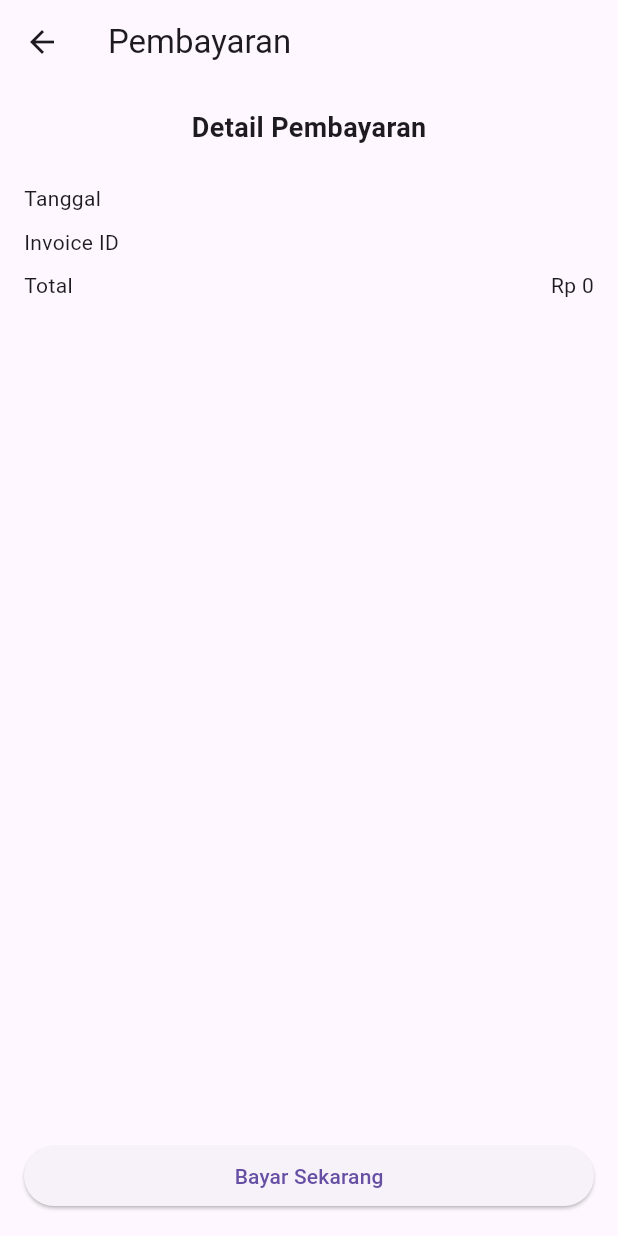
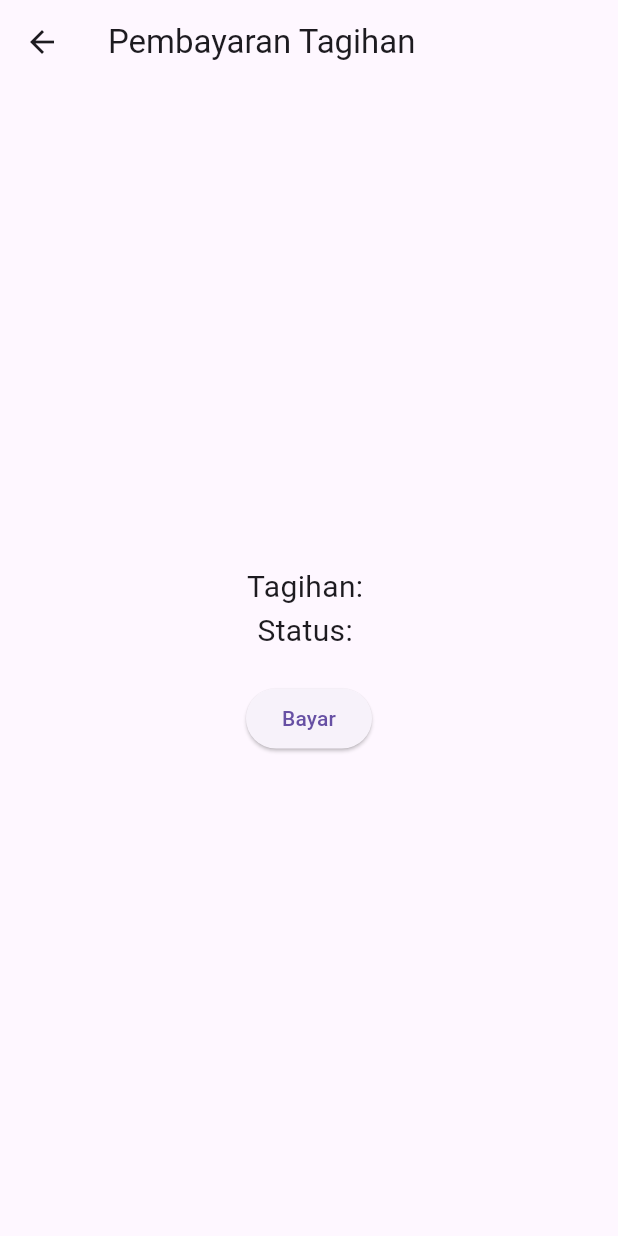
Before and after one commit to hendripaturaya/kelompok-3-project-2-mobile-liliknet, a Flutter app: the PembayaranScreen screen opened directly with empty values, on a phone screen of 412 x 824 dp. Run offline on Flutter 3.47's test engine with Material 3 defaults, Android fonts, the phone set to English and light mode, and no system bars; our stand-ins replace shared_preferences; accounts and stored records are empty; statements that could not run were skipped.

Commit message:
progres api

```diff
--- /dev/null
+++ b/lib/models/tagihan.dart
@@ -0,0 +1,25 @@
+class Tagihan {
+  final String id;
+  final String tanggal;
+  final String total;
+  final String status;
+  final String paket;  // Add the paket field
+
+  Tagihan({
+    required this.id,
+    required this.tanggal,
+    required this.total,
+    required this.status,
+    required this.paket,  // Include the paket field in the constructor
+  });
+
+  factory Tagihan.fromJson(Map<String, dynamic> json) {
+    return Tagihan(
+      id: json['id'].toString(),
+      tanggal: json['bulan'] + '-' + json['tahun'].toString(),
+      total: json['jumlah'].toString(),  // Ensure the total is a string
+      status: json['status'],
+      paket: json['paket'],  // Set paket field from API response
+    );
+  }
+}
--- a/lib/presentation/screens/pembayaran_screen.dart
+++ b/lib/presentation/screens/pembayaran_screen.dart
@@ -1,65 +1,30 @@
+// lib/screens/pembayaran_screen.dart
+
 import 'package:flutter/material.dart';
+import '../../../models/tagihan.dart';  // Pastikan model Tagihan diimport
 
 class PembayaranScreen extends StatelessWidget {
-  final Map<String, dynamic> tagihan;
+  final Tagihan tagihan;  // Parameter tagihan
 
-  const PembayaranScreen({super.key, required this.tagihan});
+  const PembayaranScreen({Key? key, required this.tagihan}) : super(key: key);
 
   @override
   Widget build(BuildContext context) {
     return Scaffold(
-      appBar: AppBar(title: const Text('Pembayaran')),
-
-      body: Padding(
-        padding: const EdgeInsets.all(16),
+      appBar: AppBar(title: Text('Pembayaran Tagihan')),
+      body: Center(
         child: Column(
+          mainAxisAlignment: MainAxisAlignment.center,
           children: [
-            const Text(
-              'Detail Pembayaran',
-              style: TextStyle(fontSize: 18, fontWeight: FontWeight.bold),
-            ),
-            const SizedBox(height: 24),
-
-            Row(
-              mainAxisAlignment: MainAxisAlignment.spaceBetween,
-              children: [
-                const Text('Tanggal'),
-                Text(tagihan['tanggal']),
-              ],
-            ),
-            const SizedBox(height: 8),
-
-            Row(
-              mainAxisAlignment: MainAxisAlignment.spaceBetween,
-              children: [
-                const Text('Invoice ID'),
-                Text(tagihan['invoiceId']),
-              ],
-            ),
-            const SizedBox(height: 8),
-
-            Row(
-              mainAxisAlignment: MainAxisAlignment.spaceBetween,
-              children: [
-                const Text('Total'),
-                Text('Rp ${tagihan['total']}'),
-              ],
-            ),
-
-            const Spacer(),
-            SizedBox(
-              width: double.infinity,
-              child: ElevatedButton(
-                onPressed: () {
-                  // Simulasikan proses pembayaran
-                  ScaffoldMessenger.of(context).showSnackBar(
-                    const SnackBar(content: Text('Pembayaran berhasil!')),
-                  );
-
-                  Navigator.pop(context, true); // Kirim status 'sudah dibayar'
-                },
-                child: const Text('Bayar Sekarang'),
-              ),
+            Text('Tagihan: ${tagihan.tanggal}', style: TextStyle(fontSize: 20)),
+            Text('Status: ${tagihan.status}', style: TextStyle(fontSize: 20)),
+            SizedBox(height: 20),
+            ElevatedButton(
+              onPressed: () {
+                // Menangani pembayaran, kembalikan hasil
+                Navigator.pop(context, true);
+              },
+              child: Text('Bayar'),
             ),
           ],
         ),
--- a/lib/presentation/screens/tagihan_screen.dart
+++ b/lib/presentation/screens/tagihan_screen.dart
@@ -1,5 +1,7 @@
 import 'package:flutter/material.dart';
 import 'pembayaran_screen.dart';
+import '../../../models/tagihan.dart'; // Import model Tagihan
+import '../../services/tagihan_api_service.dart'; // Menggunakan TagihanApiService
 
 class TagihanScreen extends StatefulWidget {
   const TagihanScreen({super.key});
@@ -9,28 +11,38 @@ class TagihanScreen extends StatefulWidget {
 }
 
 class _TagihanScreenState extends State<TagihanScreen> {
-  List<Map<String, dynamic>> tagihanList = [
-    {
-      'tanggal': '2025-05-01',
-      'status': 'Belum Dibayar',
-      'total': 150000,
-      'invoiceId': 'INV001',
-    },
-    {
-      'tanggal': '2025-04-01',
-      'status': 'Sudah Dibayar',
-      'total': 150000,
-      'invoiceId': 'INV002',
-    },
-  ];
+  // Variabel untuk menyimpan data tagihan yang diambil dari API
+  List<Tagihan> tagihanList = [];
 
+  @override
+  void initState() {
+    super.initState();
+    _loadTagihan();  // Ambil data tagihan saat pertama kali membuka layar
+  }
 
-  String formatRupiah(int total) {
-    return 'Rp ${total.toString().replaceAll(RegExp(r'\B(?=(\d{3})+(?!\d))'), '.')}';
+  // Fungsi untuk mengambil data tagihan dari API
+  Future<void> _loadTagihan() async {
+    try {
+      final List<Tagihan> tagihanData = await TagihanApiService.fetchTagihanList();
+      setState(() {
+        tagihanList = tagihanData;
+      });
+    } catch (e) {
+      // Menangani jika terjadi error saat mengambil data
+      ScaffoldMessenger.of(context).showSnackBar(
+        SnackBar(content: Text('Gagal memuat tagihan: $e')),
+      );
+    }
+  }
+
+  // Fungsi untuk memformat nilai uang dalam format Rupiah
+  String formatRupiah(String total) {
+    final double totalDouble = double.tryParse(total) ?? 0.0;  // Konversi string ke double
+    return 'Rp ${totalDouble.toString().replaceAll(RegExp(r'\B(?=(\d{3})+(?!\d))'), '.')}';
   }
 
   // Fungsi untuk menangani pembayaran
-  Future<void> _handlePembayaran(Map<String, dynamic> tagihan) async {
+  Future<void> _handlePembayaran(Tagihan tagihan) async {
     final result = await Navigator.push(
       context,
       MaterialPageRoute(
@@ -41,9 +53,16 @@ class _TagihanScreenState extends State<TagihanScreen> {
     // Jika pembayaran berhasil, ubah status tagihan
     if (result == true) {
       setState(() {
-        final index = tagihanList.indexWhere((t) => t['invoiceId'] == tagihan['invoiceId']);
+        final index = tagihanList.indexWhere((t) => t.id == tagihan.id);
         if (index != -1) {
-          tagihanList[index]['status'] = 'Sudah Dibayar';
+          // Perbarui status tagihan menjadi 'Sudah Dibayar'
+          tagihanList[index] = Tagihan(
+            id: tagihan.id,
+            tanggal: tagihan.tanggal,
+            total: tagihan.total,
+            status: 'Sudah Dibayar',
+            paket: tagihan.paket,  // Ensure paket remains unchanged
+          );
         }
       });
     }
@@ -52,25 +71,45 @@ class _TagihanScreenState extends State<TagihanScreen> {
   @override
   Widget build(BuildContext context) {
     return Scaffold(
-      appBar: AppBar(title: const Text('Tagihan')),
-      body: ListView.builder(
+      appBar: AppBar(
+        title: const Text('Tagihan'),
+        backgroundColor: Colors.blue, // AppBar color for consistency
+      ),
+      body: tagihanList.isEmpty
+          ? Center(child: CircularProgressIndicator())  // Menampilkan loading jika data belum ada
+          : ListView.builder(
               itemCount: tagihanList.length,
               itemBuilder: (context, index) {
                 final tagihan = tagihanList[index];
-          final isBelumDibayar = tagihan['status'] == 'Belum Dibayar';
+                final isBelumDibayar = tagihan.status == 'Belum Dibayar';
 
                 return Card(
                   margin: const EdgeInsets.all(8),
+                  shape: RoundedRectangleBorder(
+                    borderRadius: BorderRadius.circular(12),
+                  ),
+                  elevation: 4,
                   child: ListTile(
-              title: Text('Tanggal: ${tagihan['tanggal']}'),
-              subtitle: Text('Total: ${formatRupiah(tagihan['total'])}'),
+                    contentPadding: const EdgeInsets.all(16),
+                    title: Text(
+                      'Tanggal: ${tagihan.tanggal}',
+                      style: TextStyle(fontWeight: FontWeight.bold),
+                    ),
+                    subtitle: Column(
+                      crossAxisAlignment: CrossAxisAlignment.start,
+                      children: [
+                        Text('Paket: ${tagihan.paket}'),
+                        Text('Total: ${formatRupiah(tagihan.total)}'),
+                      ],
+                    ),
                     trailing: Text(
-                tagihan['status'],
+                      tagihan.status,
                       style: TextStyle(
                         color: isBelumDibayar ? Colors.red : Colors.green,
                         fontWeight: FontWeight.bold,
                       ),
                     ),
+                    // Show payment button only if the tagihan status is "Belum Dibayar"
                     onTap: isBelumDibayar
                         ? () => _handlePembayaran(tagihan)
                         : null, // Hanya bisa ditekan jika statusnya "Belum Dibayar"
--- /dev/null
+++ b/lib/services/tagihan_api_service.dart
@@ -0,0 +1,35 @@
+// lib/services/tagihan_api_service.dart
+
+import 'dart:convert';
+import 'package:http/http.dart' as http;
+import '../models/tagihan.dart';
+
+class TagihanApiService {
+  static const String _baseUrl = 'http://192.168.43.43:8000/api';  // Gunakan IP lokal
+
+  // Fungsi untuk mengambil list tagihan
+  static Future<List<Tagihan>> fetchTagihanList() async {
+    final response = await http.get(Uri.parse('$_baseUrl/tagihan'));
+
+    // Periksa status code dari respons
+    if (response.statusCode == 200) {
+      try {
+        final data = json.decode(response.body);  // Parsing respons JSON
+
+        // Pastikan respons mengandung 'success' dan nilai successnya benar
+        if (data['success'] == true) {
+          final List tagihanData = data['tagihan'];  // Ambil data tagihan
+
+          // Mengonversi setiap item tagihan menjadi objek Tagihan
+          return tagihanData.map((item) => Tagihan.fromJson(item)).toList();
+        } else {
+          throw Exception('Gagal memuat tagihan');
+        }
+      } catch (e) {
+        throw Exception('Error parsing response: $e');
+      }
+    } else {
+      throw Exception('Gagal memuat tagihan, status code: ${response.statusCode}');
+    }
+  }
+}
```
Also changed, not shown: lib/models/pelanggan.dart (+27 -7 lines), lib/presentation/screens/daftar_paket_screen.dart (+24 -11 lines), lib/presentation/screens/register_screen.dart (+0 -15 lines), lib/services/auth_api_service.dart (+35 -12 lines), lib/services/pelanggan_api_service.dart (+4 -3 lines), 2 other files. Lines whose indentation alone changed are shown as unchanged.
